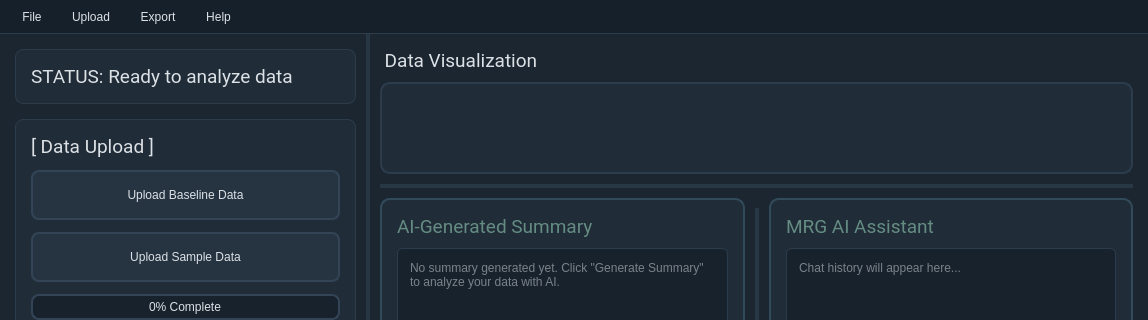
Qt form GUI/Analyzer_main.ui (JinLeeGG/YCP_Grease_Analyzer) before a commit; both pictures show x 0 to 1148 and y 0 to 320 of the 1148 by 1016 pixel window.
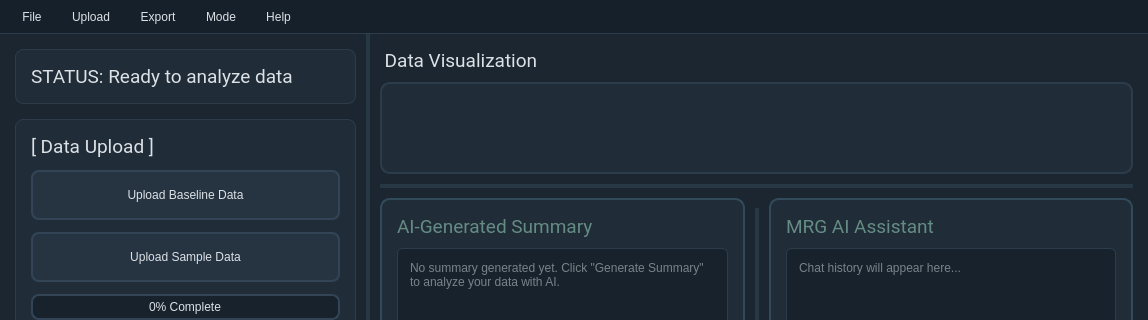
The same form after that commit. Icons and pictures are not drawn.

Commit message: tab, grid comparison added

What changed in the file:
```diff
--- a/GUI/Analyzer_main.ui
+++ b/GUI/Analyzer_main.ui
@@ -1151,6 +1151,13 @@
     <addaction name="actionSave_All_Sample_Graph"/>
     <addaction name="separator"/>
    </widget>
+   <widget class="QMenu" name="menuMode">
+    <property name="title">
+     <string>Mode</string>
+    </property>
+    <addaction name="actionTabMode"/>
+    <addaction name="actionGridMode"/>
+   </widget>
    <widget class="QMenu" name="menuHelp">
     <property name="title">
      <string>Help</string>
@@ -1161,6 +1168,7 @@
    <addaction name="menuFile"/>
    <addaction name="menuUpload"/>
    <addaction name="menuSave"/>
+   <addaction name="menuMode"/>
    <addaction name="menuHelp"/>
   </widget>
   <action name="actionChangeDirectory">
```
Left out of the diff: 31 changed lines with no effect on the pictures. The commit also changes 1 other file.
